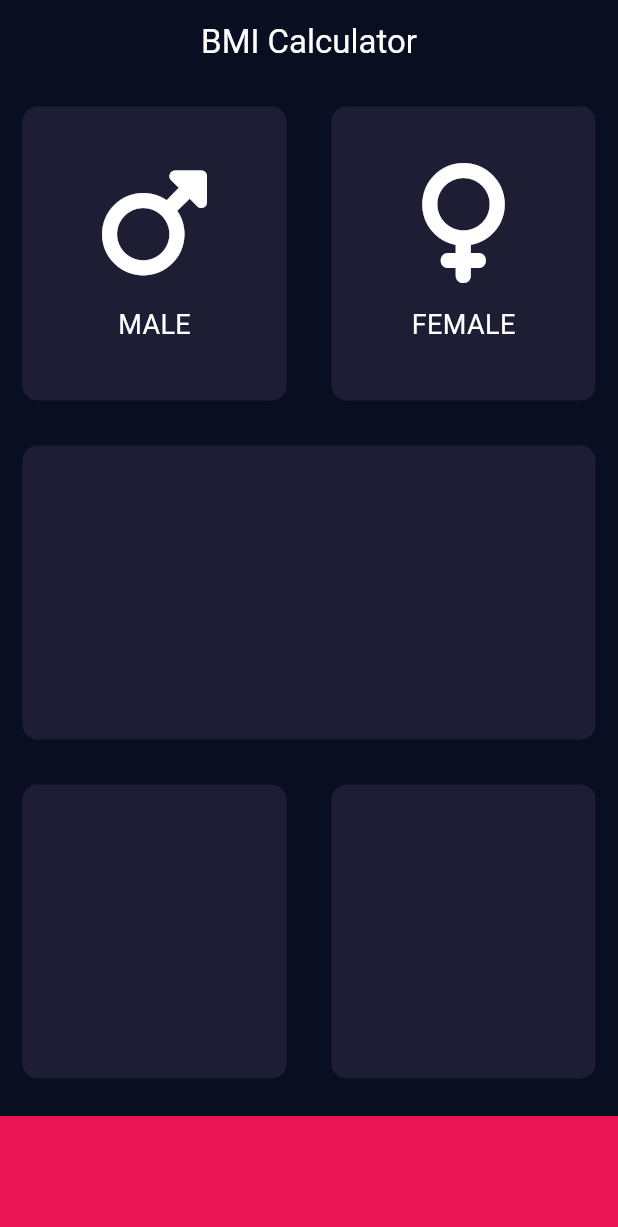
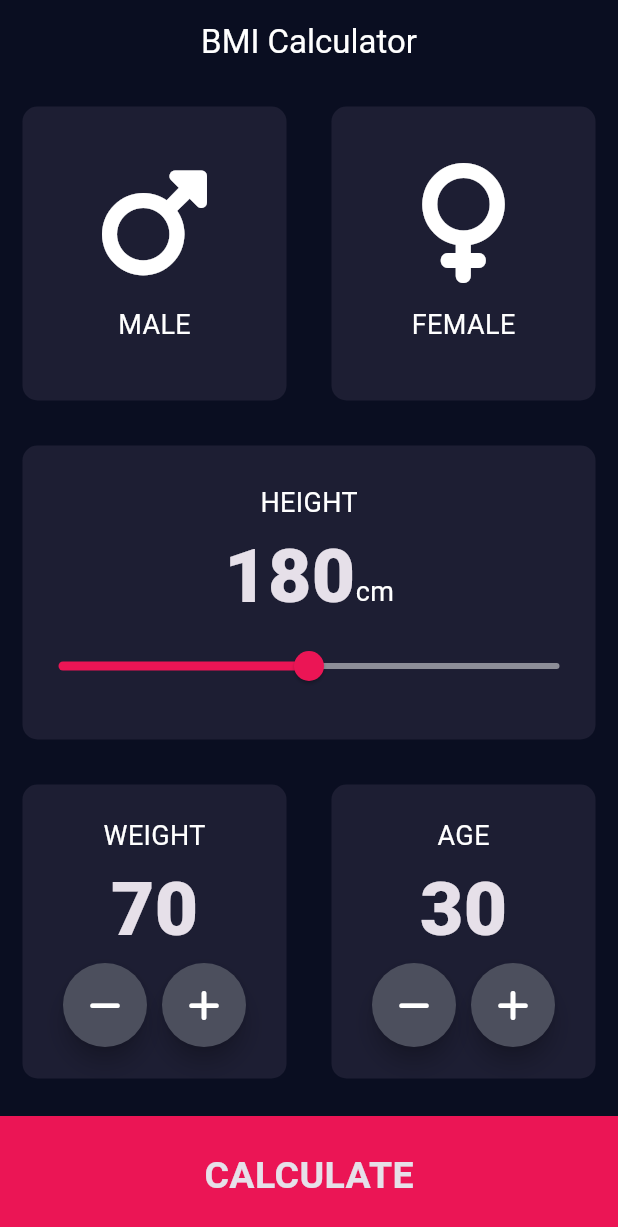
Before and after one commit to Jeshan04/BMI-Calculator-App, a Flutter app: the screen it shows after launch, on a phone screen of 412 x 824 dp. Shown: the top 1227 px of the screen. Run offline on Flutter 3.47's test engine with Material 3 defaults, Android fonts, the phone set to English and light mode, and no system bars; our stand-ins replace font_awesome_flutter.

Commit message:
Final Version

```diff
--- /dev/null
+++ b/lib/bmi.dart
@@ -0,0 +1,37 @@
+import 'dart:math';
+
+class BMI {
+  BMI({required this.height, required this.weight});
+  final int height;
+  final int weight;
+
+  String res(){
+    double _bmi = weight / pow(height / 100, 2);
+    return _bmi.toStringAsFixed(1);
+  }
+
+  String getRes(){
+    double _bmi = weight / pow(height / 100, 2);
+    if(_bmi >= 25){
+      return 'Overweight';
+    }
+    else if(_bmi > 18.5){
+      return 'Normal';
+    }
+    else {
+      return 'Underweight';
+    }
+  }
+  String Advice(){
+    double _bmi = weight / pow(height / 100, 2);
+    if(_bmi >= 25){
+      return 'Focus on portion control and increasing physical activity to achieve a healthier weight.';
+    }
+    else if(_bmi > 18.5){
+      return 'Maintain a balanced diet and regular exercise routine to sustain your healthy weight.';
+    }
+    else {
+      return 'Incorporate nutrient-dense foods and strength training exercises to build muscle mass and improve overall health.';
+    }
+  }
+}
--- /dev/null
+++ b/lib/button.dart
@@ -0,0 +1,46 @@
+import 'package:flutter/material.dart';
+import 'constants.dart';
+
+class BottomButton extends StatelessWidget {
+  BottomButton({required this.onTap, required this.buttonTitle});
+
+  final onTap;
+  final String buttonTitle;
+  @override
+  Widget build(BuildContext context) {
+    return GestureDetector(
+      onTap: onTap,
+      child: Container(
+        child: Center(child: Text(buttonTitle,style: kSubmitButton,
+        ),
+        ),
+        color: Color(0xFFEB1555),
+        margin: EdgeInsets.only(top: 10.0),
+        width: double.infinity,
+        height: kBottomButtonHeight,
+      ),
+    );
+  }
+}
+
+class roundButton extends StatelessWidget {
+  roundButton({required this.icon, required this.onPressed});
+
+  final IconData icon;
+  final VoidCallback onPressed;
+
+  @override
+  Widget build(BuildContext context) {
+    return RawMaterialButton(
+      child: Icon(icon),
+      shape: CircleBorder(),
+      onPressed: onPressed,
+      elevation: 6.0,
+      fillColor: Color(0xFF4C4F5D),
+      constraints: BoxConstraints.tightFor(
+        width: 56.0,
+        height: 56.0,
+      ),
+    );
+  }
+}
--- /dev/null
+++ b/lib/constants.dart
@@ -0,0 +1,35 @@
+import 'package:flutter/material.dart';
+
+const  kLabelTextStyle = TextStyle(
+  fontSize: 18,
+  color: Color(0xFFFFFFFF),
+);
+
+const kNumberStyle = TextStyle(
+  fontSize: 50.0,
+  fontWeight: FontWeight.w900,
+);
+const kSubmitButton = TextStyle(
+  fontSize: 25.0,
+  fontWeight: FontWeight.bold,
+);
+const kTitleResult = TextStyle(
+  fontSize: 50.0,
+  fontWeight: FontWeight.bold,
+);
+
+const kResultText = TextStyle(
+  color: Color(0xFF00B13B),
+  fontSize: 25.0,
+  fontWeight: FontWeight.bold,
+);
+
+const kResultBMI = TextStyle(
+  fontSize: 100.0,
+  fontWeight: FontWeight.bold,
+);
+
+
+const kBottomButtonHeight = 80.0;
+const kBackgroundCardColor = Color(0xFF1D1E33);
+const kActiveCardColor = Color(0xFF00B13B);
--- a/lib/icon_content.dart
+++ b/lib/icon_content.dart
@@ -1,5 +1,5 @@
 import 'package:flutter/material.dart';
-
+import 'constants.dart';
 class iconContent extends StatelessWidget {
   iconContent({required this.icon, required this.label});
   final IconData icon;
@@ -16,9 +16,7 @@ class iconContent extends StatelessWidget {
         SizedBox(
           height: 15.0,
         ),
-        Text(label,style: TextStyle(
-            fontSize: 18.0, color: Color(0xFFFFFFFF)
-        ),)
+        Text(label,style: kLabelTextStyle)
       ],
     );
   }
--- a/lib/input.dart
+++ b/lib/input.dart
@@ -2,10 +2,10 @@ import 'package:flutter/material.dart';
 import 'package:font_awesome_flutter/font_awesome_flutter.dart';
 import 'icon_content.dart';
 import 'reuseable.dart';
-
-const bottomButtonHeight = 80.0;
-const backgroundCardColor = Color(0xFF1D1E33);
-const activeCardColor = Color(0xFF00B13B);
+import 'constants.dart';
+import 'Result.dart';
+import 'button.dart';
+import 'bmi.dart';
 
 enum GENDER{
   male,female
@@ -19,28 +19,9 @@ class InputPage extends StatefulWidget {
 
 class _InputPageState extends State<InputPage> {
   GENDER? selected;
-
-  // Color maleCardColor = backgroundCardColor;
-  // Color femaleCardColor = backgroundCardColor;
-  // void updateColor(GENDER gender){
-  //   if(gender == GENDER.male){
-  //     if(maleCardColor == backgroundCardColor) {
-  //       maleCardColor = activeCardColor;
-  //       femaleCardColor = backgroundCardColor;
-  //     }
-  //     else
-  //       maleCardColor = backgroundCardColor;
-  //   }
-  //   if(gender == GENDER.female){
-  //     if(femaleCardColor == backgroundCardColor) {
-  //       femaleCardColor = activeCardColor;
-  //       maleCardColor = backgroundCardColor;
-  //     } else
-  //       femaleCardColor = backgroundCardColor;
-  //   }
-  //
-  //
-  // }
+  int height = 180;
+  int weight = 70;
+  int age = 30;
   @override
   Widget build(BuildContext context) {
     return Scaffold(
@@ -53,6 +34,7 @@ class _InputPageState extends State<InputPage> {
         centerTitle: true,
       ),
       body: Column(
+        crossAxisAlignment: CrossAxisAlignment.stretch,
         children: <Widget>[
           Expanded(child: Row(
             children: <Widget>[
@@ -64,7 +46,7 @@ class _InputPageState extends State<InputPage> {
                       });
                   },
                   child: resuableCard(
-                    colour: selected == GENDER.male ? activeCardColor : backgroundCardColor,
+                    colour: selected == GENDER.male ? kActiveCardColor : kBackgroundCardColor,
                     cardchild: iconContent(icon: FontAwesomeIcons.mars,label:'MALE',),
                   ),
                 ),
@@ -77,26 +59,138 @@ class _InputPageState extends State<InputPage> {
                     });
                   },
                   child: resuableCard(
-                    colour: selected == GENDER.female ? activeCardColor : backgroundCardColor,
+                    colour: selected == GENDER.female ? kActiveCardColor : kBackgroundCardColor,
                     cardchild: iconContent(icon: FontAwesomeIcons.venus,label:'FEMALE',),
                   ),
                 ),
               ),
             ],
           )),
-          Expanded(child: resuableCard( colour: backgroundCardColor,),),
+          Expanded(child: resuableCard( colour: kBackgroundCardColor,
+            cardchild: Column(
+              mainAxisAlignment: MainAxisAlignment.center,
+              children: <Widget>[
+                Text('HEIGHT',style: kLabelTextStyle,
+                ),
+                Row(
+                  mainAxisAlignment: MainAxisAlignment.center,
+                  crossAxisAlignment: CrossAxisAlignment.baseline,
+                  textBaseline: TextBaseline.ideographic,
+                  children: <Widget>[
+                    Text(
+                      height.toString(),
+                      style:kNumberStyle,
+                    ),
+                    Text(
+                      'cm',
+                      style: kLabelTextStyle,
+                    ),
+                  ],
+                ),
+                SliderTheme(
+                  data: SliderTheme.of(context).copyWith(
+                      thumbShape: RoundSliderThumbShape(enabledThumbRadius: 10.0),
+                  ),
+                  child: Slider(
+                    value: height.toDouble(),
+                    min: 90.0,
+                    max: 270.0,
+                    activeColor: Color(0xFFEB1555),
+                    inactiveColor: Color(0xFF8D8E98),
+                    onChanged: (double newValue){
+                      setState(() {
+                      height = newValue.round();
+                      });
+                    },
+                  ),
+                ),
+              ],
+            ),
+            ),
+          ),
           Expanded(child: Row(
             children: <Widget>[
-              Expanded(child: resuableCard( colour: backgroundCardColor,),),
-              Expanded(child: resuableCard( colour: backgroundCardColor,),),
+              Expanded(
+                child: resuableCard(
+                  colour: kBackgroundCardColor,
+                  cardchild: Column(
+                    mainAxisAlignment: MainAxisAlignment.center,
+                    children: <Widget>[
+                      Text('WEIGHT',
+                      style: kLabelTextStyle,),
+                      Text(
+                        weight.toString(),
+                        style: kNumberStyle,
+                      ),
+                      Row(
+                        mainAxisAlignment: MainAxisAlignment.center,
+                        children: [
+                          roundButton(icon: FontAwesomeIcons.minus,
+                          onPressed: (){
+                            setState((){
+                              weight--;
+                              });
+                              }),
+                          SizedBox(width: 10.0,),
+                          roundButton(icon: FontAwesomeIcons.plus,
+                              onPressed: (){
+                                setState((){
+                                  weight++;
+                                });
+                              }),
+                        ],
+                      )
+                    ],
+                  ),
+                ),
+              ),
+              Expanded(
+                child: resuableCard(
+                  colour: kBackgroundCardColor,
+                  cardchild: Column(
+                    mainAxisAlignment: MainAxisAlignment.center,
+                    children: <Widget>[
+                      Text('AGE',
+                        style: kLabelTextStyle,),
+                      Text(
+                        age.toString(),
+                        style: kNumberStyle,
+                      ),
+                      Row(
+                        mainAxisAlignment: MainAxisAlignment.center,
+                        children: [
+                          roundButton(icon: FontAwesomeIcons.minus,
+                              onPressed: (){
+                                setState((){
+                                  age--;
+                                });
+                              }),
+                          SizedBox(width: 10.0,),
+                          roundButton(icon: FontAwesomeIcons.plus,
+                              onPressed: (){
+                                setState((){
+                                  age++;
+                                });
+                              }),
+                        ],
+                      )
+                    ],
+                  ),
+                ),
+              ),
             ],
           )),
-          Container(
-            color: Color(0xFFEB1555),
-            margin: EdgeInsets.only(top: 10.0),
-            width: double.infinity,
-            height: bottomButtonHeight,
-          )
+          BottomButton(onTap: (){
+            BMI obj = BMI(height: height, weight: weight);
+
+            Navigator.push(context,
+            MaterialPageRoute(builder: (context)=>Result(
+              BMIres: obj.res(),
+              resultText: obj.getRes(),
+              Advice: obj.Advice(),
+            )));
+          },
+          buttonTitle: "CALCULATE",),
         ],
       )
     );
```
Also changed, not shown: lib/Result.dart (added, +55 -0 lines).
